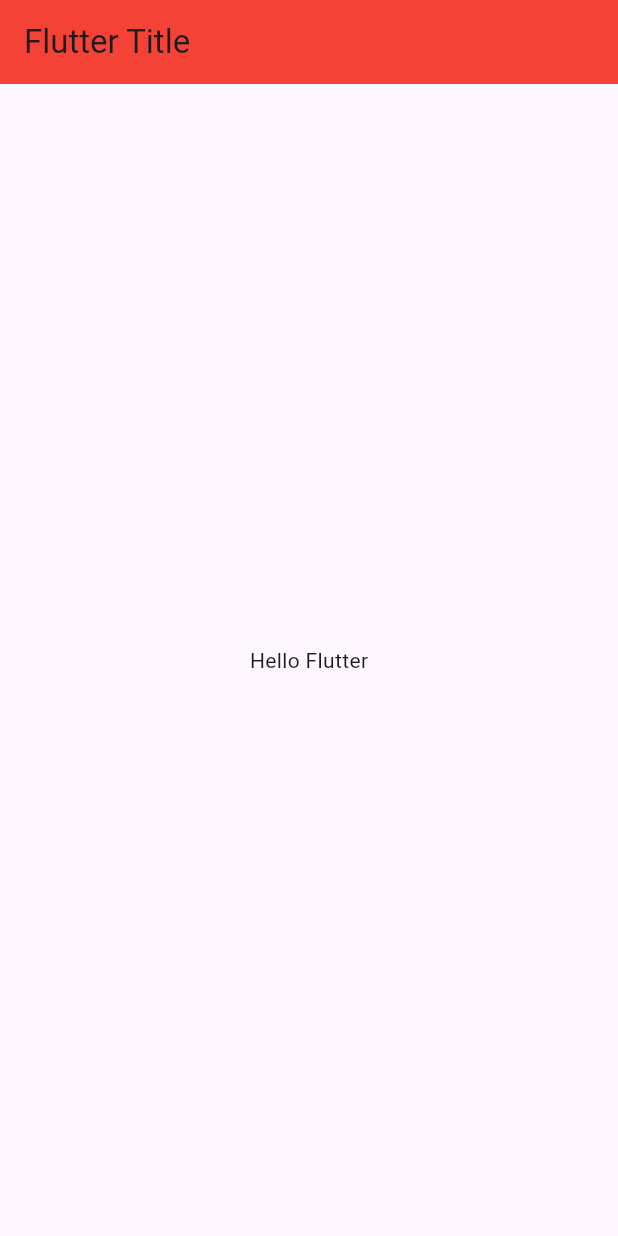
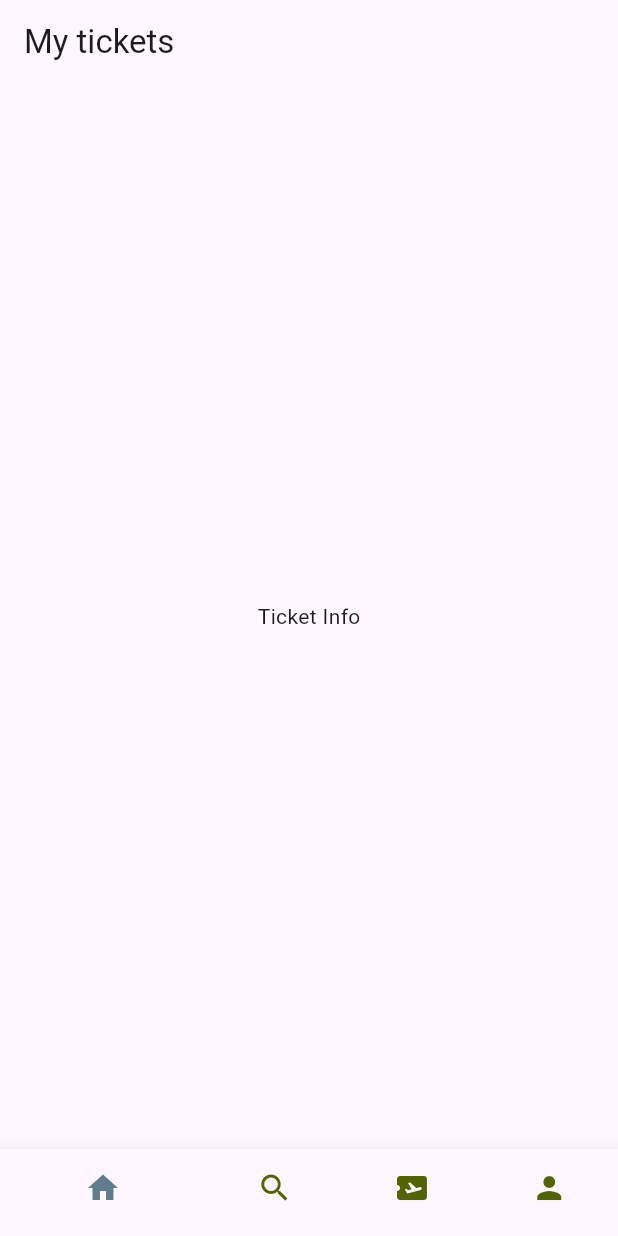
Before and after one commit to sunil456/ticket-app, a Flutter app: the screen it shows after launch, on a phone screen of 412 x 824 dp. Run offline on Flutter 3.47's test engine with Material 3 defaults, Android fonts, the phone set to English and light mode, and no system bars.

```diff
--- a/lib/base/bottom_nav_bar.dart
+++ b/lib/base/bottom_nav_bar.dart
@@ -0,0 +1,33 @@
+import 'package:flutter/material.dart';
+
+class BottomNavBar extends StatefulWidget {
+  const BottomNavBar({super.key});
+
+  @override
+  State<BottomNavBar> createState() => _BottomNavBarState();
+}
+
+class _BottomNavBarState extends State<BottomNavBar> {
+  @override
+  Widget build(BuildContext context) {
+    return Scaffold(
+      appBar: AppBar(
+        title: Text("My tickets"),
+      ),
+      body: Center(
+        child: Text("Ticket Info"),
+      ),
+      bottomNavigationBar: BottomNavigationBar(
+          selectedItemColor: Colors.blueGrey,
+          unselectedItemColor: const Color(0xFF526400),
+          showSelectedLabels: false,
+          items: [
+            BottomNavigationBarItem(icon: Icon(Icons.home), label: "Home"),
+            BottomNavigationBarItem(icon: Icon(Icons.search), label: "Search"),
+            BottomNavigationBarItem(
+                icon: Icon(Icons.airplane_ticket), label: "Tickets"),
+            BottomNavigationBarItem(icon: Icon(Icons.person), label: "Profile"),
+          ]),
+    );
+  }
+}
--- a/lib/main.dart
+++ b/lib/main.dart
@@ -1,4 +1,5 @@
 import 'package:flutter/material.dart';
+import 'package:ticket_app/base/bottom_nav_bar.dart';
 
 void main() {
   runApp(const MyApp());
@@ -15,15 +16,7 @@ class MyApp extends StatelessWidget {
         // colorScheme: ColorScheme.fromSeed(seedColor: Colors.deepPurple),
         // useMaterial3: true,
       ),
-      home: Scaffold(
-        appBar: AppBar(
-          backgroundColor: Colors.red,
-          title: Text("Flutter Title"),
-        ),
-        body: Center(
-          child: Text("Hello Flutter"),
-        ),
-      ),
+      home: BottomNavBar()
     );
   }
 }
--- a/pubspec.yaml
+++ b/pubspec.yaml
@@ -34,6 +34,7 @@ dependencies:
   # The following adds the Cupertino Icons font to your application.
   # Use with the CupertinoIcons class for iOS style icons.
   cupertino_icons: ^1.0.8
+  fluentui_icons: ^1.0.0
 
 dev_dependencies:
   flutter_test:
```
Also changed, not shown: pubspec.lock.
